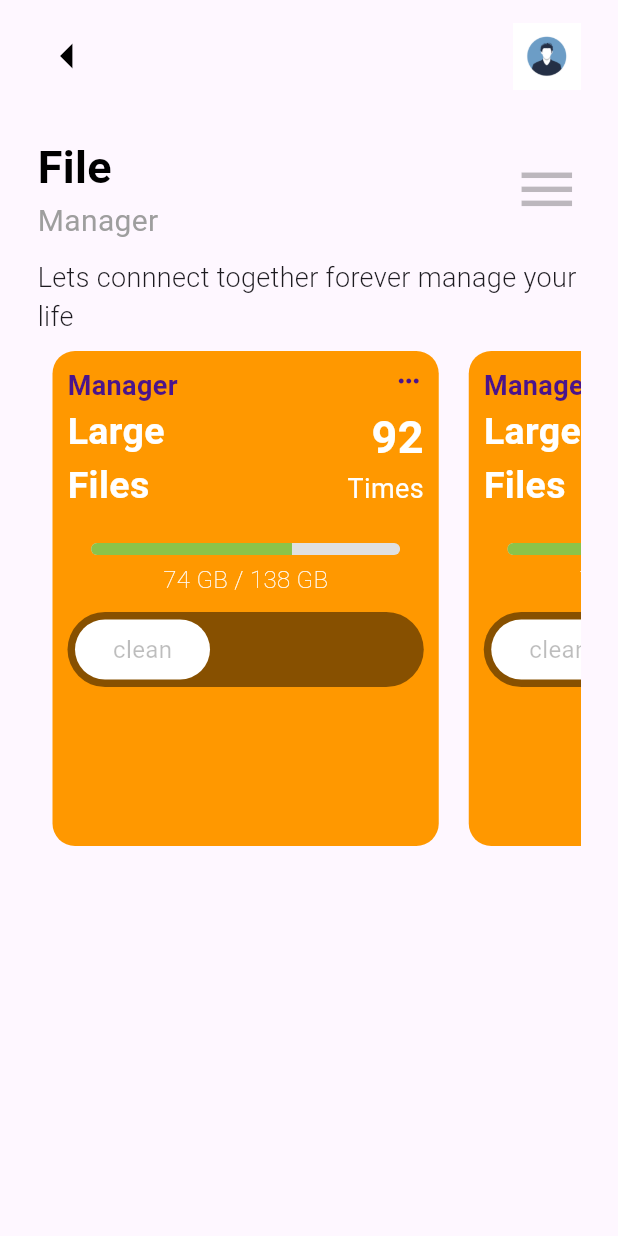
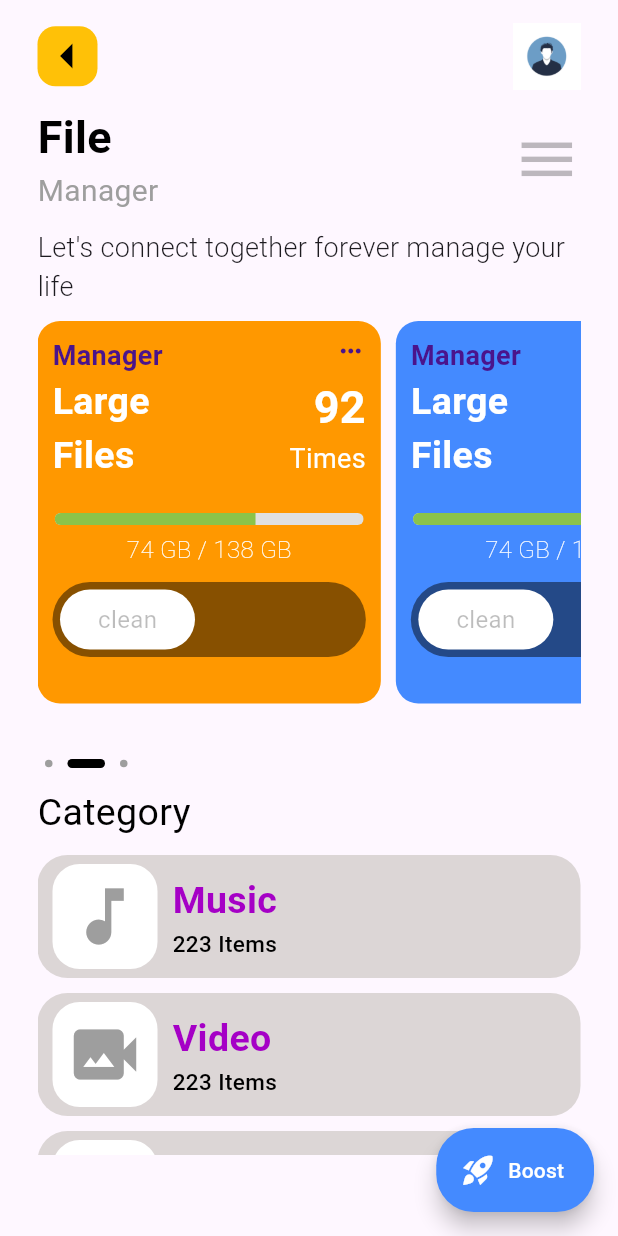
Before and after one commit to ramSde/flutter-ui-practices-, a Flutter app: the screen it shows after launch, on a phone screen of 412 x 824 dp. Run offline on Flutter 3.47's test engine with Material 3 defaults, Android fonts, the light colour scheme and no system bars.

Commit message:
fixed changes

```diff
--- a/lib/main.dart
+++ b/lib/main.dart
@@ -1,5 +1,7 @@
 import 'package:flutter/material.dart';
 import 'package:practice_ui_flutter/widgets/custom_container.dart';
+import 'package:practice_ui_flutter/widgets/custom_listview.dart';
+import 'package:practice_ui_flutter/widgets/custom_seperator.dart';
 import 'package:practice_ui_flutter/widgets/mycustom_appbar.dart';
 
 void main() {
@@ -9,7 +11,6 @@ void main() {
 class MyApp extends StatelessWidget {
   const MyApp({super.key});
 
-  // This widget is the root of your application.
   @override
   Widget build(BuildContext context) {
     return MaterialApp(
@@ -21,15 +22,30 @@ class MyApp extends StatelessWidget {
         ),
         home: SafeArea(
           child: Scaffold(
+            floatingActionButton: FloatingActionButton.extended(
+              backgroundColor: Colors.blueAccent,
+              shape: ShapeBorder.lerp(
+                BeveledRectangleBorder(
+                  borderRadius: BorderRadius.circular(20),
+                ),
+                RoundedRectangleBorder(
+                  borderRadius: BorderRadius.circular(25),
+                ),
+                0.5, // This controls the interpolation
+              ),
+              onPressed: () {},
+              label: Text("Boost", style: TextStyle(color: Colors.white)),
+              icon: Icon(Icons.rocket_launch, color: Colors.white),
+            ),
             body: Padding(
-              padding:
-                  const EdgeInsets.symmetric(horizontal: 25.0, vertical: 15),
+              padding: const EdgeInsets.symmetric(horizontal: 25.0, vertical: 15),
+              child: SingleChildScrollView(
                 child: Column(
+                  crossAxisAlignment: CrossAxisAlignment.start,
+
                   children: [
                     MyAppBar(),
-                  SizedBox(
-                    height: 30,
-                  ),
+                    SizedBox(height: 10),
                     Row(
                       mainAxisAlignment: MainAxisAlignment.spaceBetween,
                       children: [
@@ -42,45 +58,81 @@ class MyApp extends StatelessWidget {
                               style: TextStyle(
                                 color: Colors.black,
                                 fontSize: 30,
-                                fontWeight: FontWeight.bold),
+                                fontWeight: FontWeight.bold,
+                              ),
                             ),
                             Text(
                               "Manager",
                               style: TextStyle(
                                 color: Colors.grey,
                                 fontSize: 20,
-                                fontWeight: FontWeight.normal),
+                                fontWeight: FontWeight.normal,
+                              ),
                             ),
                           ],
                         ),
-                      Icon(Icons.menu, size: 45, color: Colors.black26)
+                        Icon(Icons.menu, size: 45, color: Colors.black26),
                       ],
                     ),
-                  SizedBox(
-                    height: 10,
-                  ),
+                    SizedBox(height: 10),
                     Text(
-                    "Lets connnect together forever manage your life",
+                      "Let's connect together forever manage your life",
                       style: TextStyle(
                         color: Colors.grey[240],
                         fontSize: 18,
-                        fontWeight: FontWeight.w300),
+                        fontWeight: FontWeight.w300,
+                      ),
                     ),
                     SizedBox(
-                    height: 350,
-                    child: Flexible(
+                      height: 275,
                       child: ListView.builder(
                         itemCount: 5,
                         scrollDirection: Axis.horizontal,
                         itemBuilder: (context, index) {
                           return Padding(
-                              padding: EdgeInsets.all(10),
-                              child: MyCardView(),
+                            padding: EdgeInsets.only(right: 10,bottom: 10,top: 10),
+                            child: index==0? MyCardView():index ==1 ?MyCardView(color: Colors.blueAccent,) : index==2 ?MyCardView(color: Colors.black26,):MyCardView(),
                           );
-                          }),
+                        },
                       ),
-                  )
+                    ),
+                    SizedBox(height: 15,),
+                     CustomSeperator(),
+                    Row(
+                      mainAxisAlignment: MainAxisAlignment.start,
+                      children: [
+                        Text(
+                          "Category",
+                          style: TextStyle(
+                            color: Colors.black,
+                            fontSize: 25,
+                            fontWeight: FontWeight.w400,
+                          ),
+                        ),
                       ],
+                    ),
+                    SizedBox(height: 10,),
+                   SizedBox(
+                      height: 200, // Adjust this height as needed
+                      child: ListView(
+
+                        shrinkWrap: true, // Ensure it only takes up as much space as needed
+                        scrollDirection: Axis.vertical,
+                        children: [
+                          CustomListcardView(),
+                          SizedBox(height: 10),
+                          CustomListcardView(icon: Icons.video_camera_back,),
+                          SizedBox(height: 10),
+                          CustomListcardView(),
+                          SizedBox(height: 10),
+                          CustomListcardView(),
+                          SizedBox(height: 10),
+                          CustomListcardView(),
+                        ],
+                      ),
+                    ),
+                  ],
+                ),
               ),
             ),
           ),
--- a/lib/widgets/custom_container.dart
+++ b/lib/widgets/custom_container.dart
@@ -1,7 +1,8 @@
 import 'package:flutter/material.dart';
 
 class MyCardView extends StatefulWidget {
-  const MyCardView({super.key});
+  Color? color;
+   MyCardView({super.key,this.color});
 
   @override
   State<MyCardView> createState() => _MyCardViewState();
@@ -15,10 +16,10 @@ class _MyCardViewState extends State<MyCardView> {
   Widget build(BuildContext context) {
     return Container(
 
-      width: MediaQuery.of(context).size.width / 1.6,
+      width: MediaQuery.of(context).size.width / 1.8,
       padding: const EdgeInsets.all(10),
       decoration: BoxDecoration(
-        color: Colors.orange,
+        color: widget.color ?? Colors.orange,
         borderRadius: BorderRadius.circular(15),
       ),
       child: Column(
@@ -40,7 +41,7 @@ class _MyCardViewState extends State<MyCardView> {
           ),
           const SizedBox(height: 10),
           _buildCleanSlider(),
-          const SizedBox(height: 10),
+
         ],
       ),
     );
--- /dev/null
+++ b/lib/widgets/custom_listview.dart
@@ -0,0 +1,44 @@
+import 'package:flutter/material.dart';
+
+class CustomListcardView extends StatelessWidget {
+  IconData? icon;
+   CustomListcardView({super.key,this.icon});
+
+  @override
+  Widget build(BuildContext context) {
+    return Container(
+        padding: const EdgeInsets.only(top: 6.0,bottom: 6,left: 5,right: 5),
+        // margin: EdgeInsets.all(10),
+      decoration:
+      BoxDecoration(color:
+      Color.fromARGB(255, 220, 214, 214),
+      borderRadius: BorderRadius.circular(20), ),
+      child: Row(
+        mainAxisAlignment: MainAxisAlignment.start,
+        crossAxisAlignment: CrossAxisAlignment.center,
+        children: [
+           SizedBox(width: 5,),
+          Container(
+            padding: EdgeInsets.all(10),
+           decoration: BoxDecoration(borderRadius: BorderRadius.circular(18),
+           color: Colors.white,),
+            child:Icon(icon?? Icons.music_note,size: 50,color: Colors.grey,))
+          ,SizedBox(width:10,),
+           Column(
+            mainAxisAlignment: MainAxisAlignment.start,
+            crossAxisAlignment: CrossAxisAlignment.start,
+            children: [
+              Text(icon==null?"Music":"Video",style: TextStyle(color: Color.fromARGB(255, 165, 0, 198),
+              fontSize: 25,
+              fontWeight: FontWeight.bold),),
+              Text("223 Items",style: TextStyle(color: Colors.black,
+              fontSize: 15,
+              fontWeight: FontWeight.w500),),
+            ],
+           )
+        ],
+
+      ),
+    );
+  }
+}
--- /dev/null
+++ b/lib/widgets/custom_seperator.dart
@@ -0,0 +1,51 @@
+import 'package:flutter/material.dart';
+
+class CustomSeperator extends StatelessWidget {
+  const CustomSeperator({super.key});
+
+  @override
+  Widget build(BuildContext context) {
+    return   Container(
+            height: 30,
+            child: ListView.builder(
+              scrollDirection: Axis.horizontal,
+              itemCount: 3,
+              itemBuilder: (context, index) {
+                return GestureDetector(
+                  onTap: () {
+
+                  },
+                  child: Container(
+                    padding: EdgeInsets.symmetric(horizontal: 5),
+                    alignment: Alignment.center,
+                    child: Column(
+                      mainAxisAlignment: MainAxisAlignment.center,
+                      children: [
+                        1 == index
+                            ? Container(
+                                width: 25,
+                                height: 6,
+                                decoration: BoxDecoration(
+                                  color: Colors.black,
+                                  borderRadius: BorderRadius.circular(5),
+                                ),
+                              )
+                            : Container(
+                                width: 5,
+                                height: 5,
+                                decoration: BoxDecoration(
+                                  color: Colors.grey,
+                                  shape: BoxShape.circle,
+                                ),
+                              ),
+                      ],
+                    ),
+                  ),
+                );
+              },
+            ),
+          );
+
+
+  }
+}
--- a/lib/widgets/mycustom_appbar.dart
+++ b/lib/widgets/mycustom_appbar.dart
@@ -5,19 +5,33 @@ class MyAppBar extends StatelessWidget {
 
   @override
   Widget build(BuildContext context) {
-    return
-        Row(
-          mainAxisAlignment: MainAxisAlignment.spaceBetween,
-          children: [
-            Icon(Icons.arrow_left,size: 40,color: Colors.black,),
-            Container(
-        height:45 ,
-        width: 45,
-        child:  Image.asset("assets/profile.png",fit: BoxFit.cover,),
-            )
+    return Row(
+      mainAxisAlignment: MainAxisAlignment.spaceBetween,
+      children: [
+        Container(
+          decoration: BoxDecoration(
+             color: Colors.amber,
+             borderRadius: BorderRadius.circular(12)
+          ),
+          padding: EdgeInsets.all(0),
 
-        ],)
-
-        ;
+           // Ensure no extra padding
+          alignment: Alignment.centerLeft, // Align the icon to the left
+          child: Icon(
+            Icons.arrow_left,
+            size: 40, // Adjust size if necessary
+            color: Colors.black,
+          ),
+        ),
+        Container(
+          height: 45,
+          width: 45,
+          child: Image.asset(
+            "assets/profile.png",
+            fit: BoxFit.cover,
+          ),
+        ),
+      ],
+    );
   }
 }
```
Also changed, not shown: assets/1.png, assets/2.png, assets/3.png (deleted), 1 other file. Lines whose indentation alone changed are shown as unchanged.
